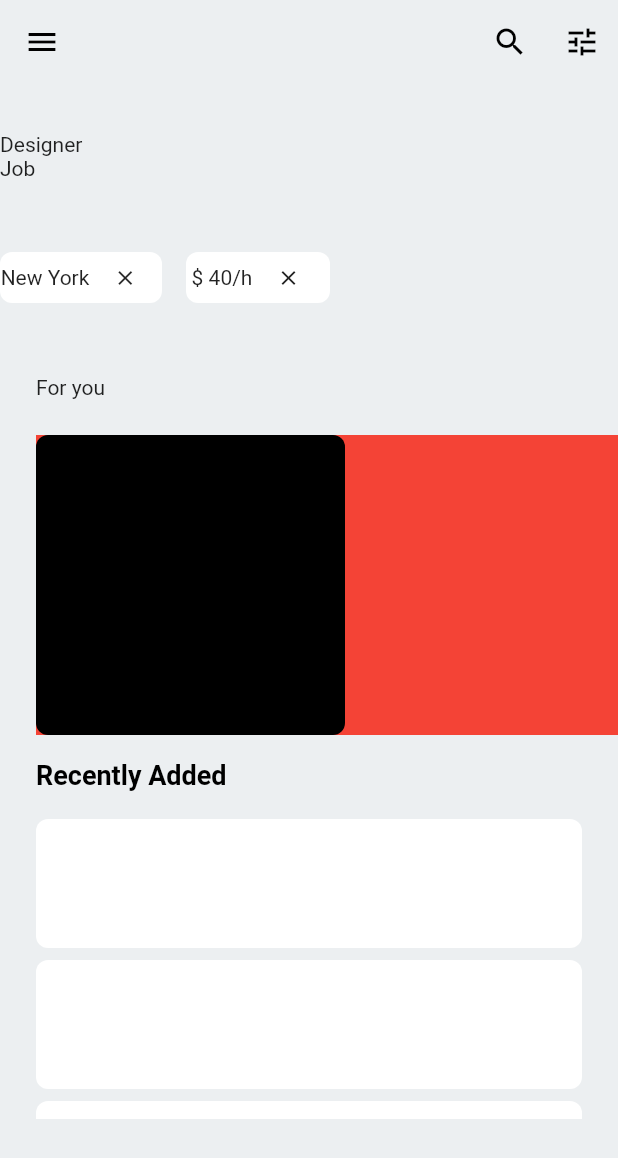
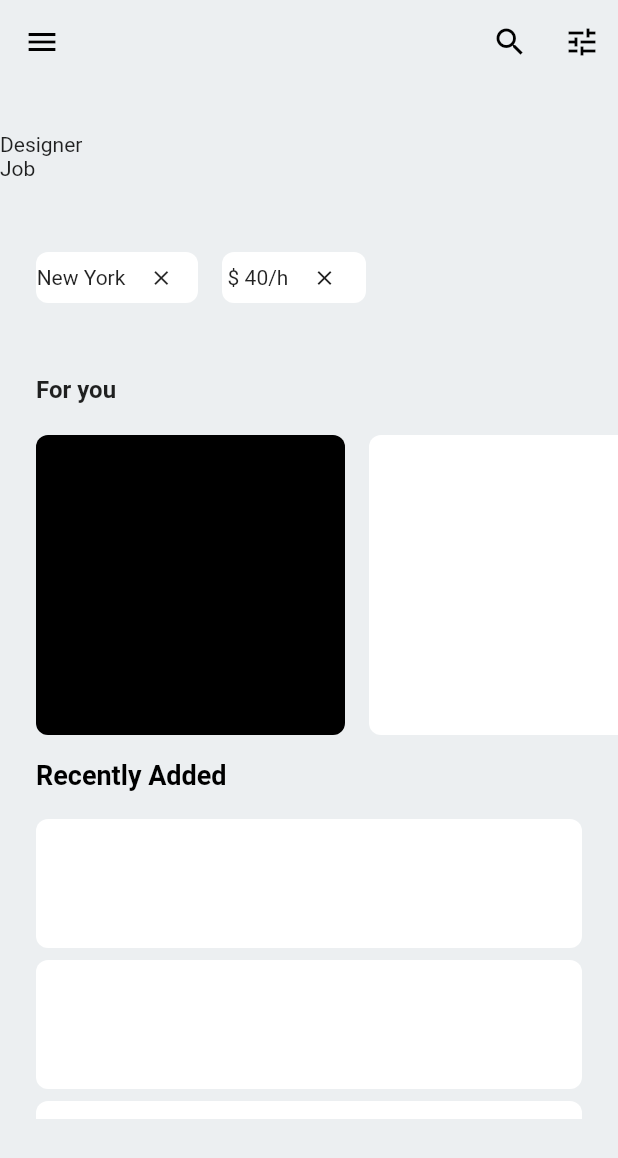
Before and after one commit to JAICHANGPARK/flutter_notebook_the_third_story, a Flutter app: the screen it shows after launch, on a phone screen of 412 x 824 dp. Shown: the top 1158 px of the screen. Run offline on Flutter 3.47's test engine with Material 2 defaults, Android fonts, the phone set to English and light mode, and no system bars; our stand-ins replace badges, dotted_border, fl_chart, google_fonts, page_transition, percent_indicator and 1 more.

Commit message:
Update main_page.dart

```diff
--- a/lib/job_finder_app/main_page.dart
+++ b/lib/job_finder_app/main_page.dart
@@ -56,7 +56,9 @@ class _MainPageState extends State<JopFinderMainPage> {
             SizedBox(
               height: 48,
             ),
-            Row(
+            Padding(
+              padding: EdgeInsets.only( left: 24),
+              child: Row(
                 children: <Widget>[
                   Container(
                     height: 34,
@@ -106,6 +108,7 @@ class _MainPageState extends State<JopFinderMainPage> {
                   ),
                 ],
               ),
+            ),
             SizedBox(
               height: 48,
             ),
@@ -113,22 +116,31 @@ class _MainPageState extends State<JopFinderMainPage> {
               height: 240,
               width: double.infinity,
               margin: EdgeInsets.only( left: 24),
-
               child: Column(
                 mainAxisAlignment: MainAxisAlignment.spaceBetween,
                 crossAxisAlignment: CrossAxisAlignment.start,
                 children: <Widget>[
-                  Text("For you"),
+                  Text("For you", style: TextStyle(
+                    fontSize: 16,
+                    fontWeight: FontWeight.bold
+                  ),),
                   Container(
                     height: 200,
-                    color: Colors.red,
+
                     child: ListView(
                       scrollDirection: Axis.horizontal,
                       children: <Widget>[
                         Container(
                           width: MediaQuery.of(context).size.width / 2,
+                          margin: EdgeInsets.only(right: 16),
                           decoration: BoxDecoration(
                               color: Colors.black,
+                              borderRadius: BorderRadius.circular(8)),
+                        ),
+                        Container(
+                          width: MediaQuery.of(context).size.width / 2,
+                          decoration: BoxDecoration(
+                              color: Colors.white,
                               borderRadius: BorderRadius.circular(8)),
                         )
                       ],
```
Lines whose indentation alone changed are shown as unchanged.
